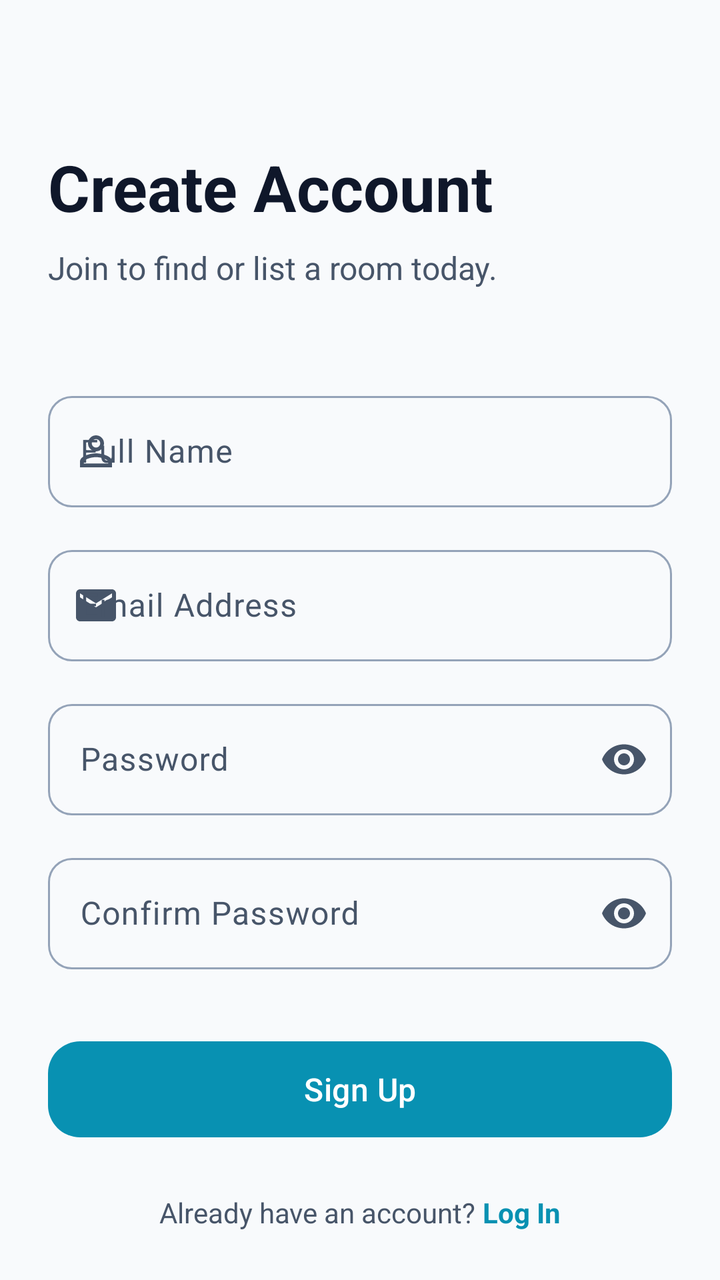
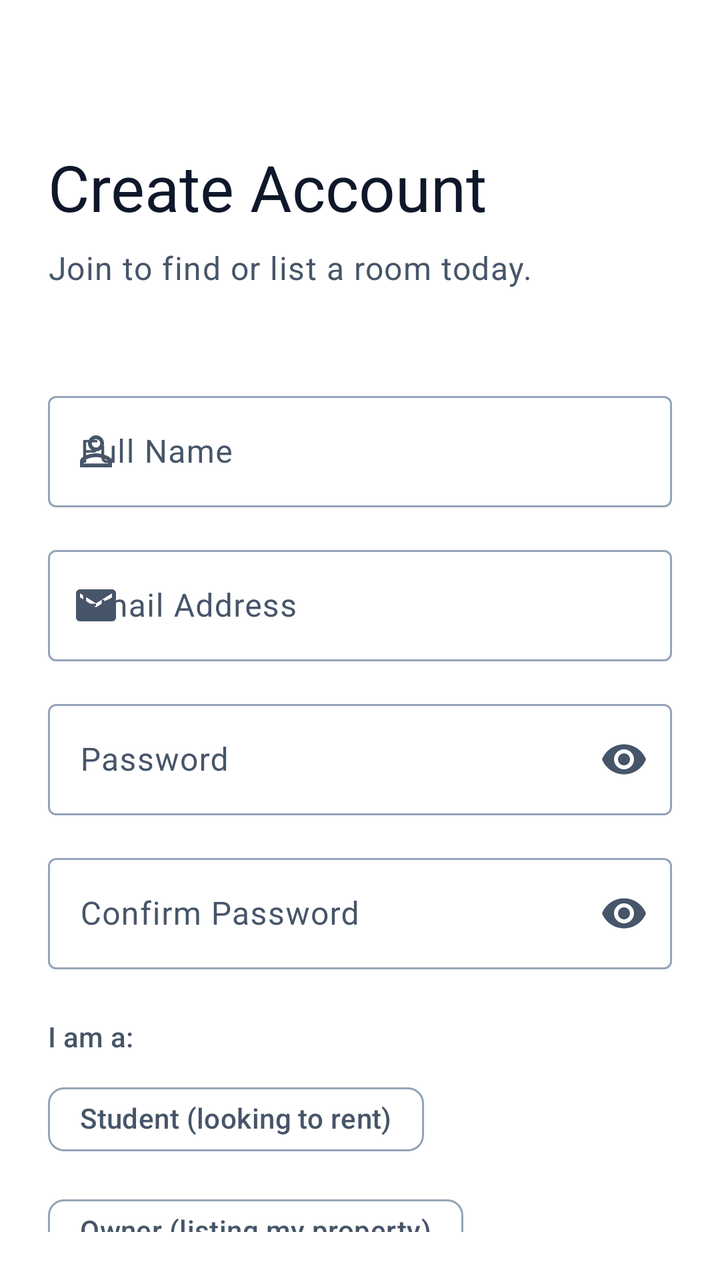

Before-and-after screenshots of an Android layout around one commit, followed by the original layout XML and the change that was made.
<!-- AndroidManifest.xml: application theme Theme.StudentRoomSharingApp -->
<!-- res/layout/activity_sign_up.xml -->
<?xml version="1.0" encoding="utf-8"?>
<androidx.constraintlayout.widget.ConstraintLayout
    xmlns:android="http://schemas.android.com/apk/res/android"
    xmlns:app="http://schemas.android.com/apk/res-auto"
    android:layout_width="match_parent"
    android:layout_height="match_parent"
    android:padding="24dp"
    android:background="@color/md_theme_light_background">

    
    <TextView
        android:id="@+id/tv_signup_title"
        android:layout_width="wrap_content"
        android:layout_height="wrap_content"
        android:text="Create Account"
        android:textSize="32sp"
        android:textStyle="bold"
        android:textColor="@color/md_theme_light_onBackground"
        android:layout_marginTop="48dp"
        app:layout_constraintTop_toTopOf="parent"
        app:layout_constraintStart_toStartOf="parent" />

    <TextView
        android:id="@+id/tv_signup_subtitle"
        android:layout_width="wrap_content"
        android:layout_height="wrap_content"
        android:text="Join to find or list a room today."
        android:textSize="16sp"
        android:textColor="@color/md_theme_light_onSurfaceVariant"
        android:layout_marginTop="8dp"
        app:layout_constraintTop_toBottomOf="@id/tv_signup_title"
        app:layout_constraintStart_toStartOf="parent" />

    
    <com.google.android.material.textfield.TextInputLayout
        android:id="@+id/til_name"
        style="@style/Widget.Material3.TextInputLayout.OutlinedBox"
        android:layout_width="match_parent"
        android:layout_height="wrap_content"
        android:hint="Full Name"
        android:layout_marginTop="48dp"
        app:startIconDrawable="@drawable/ic_user"
        app:boxCornerRadiusTopStart="12dp"
        app:boxCornerRadiusTopEnd="12dp"
        app:boxCornerRadiusBottomStart="12dp"
        app:boxCornerRadiusBottomEnd="12dp"
        app:layout_constraintTop_toBottomOf="@id/tv_signup_subtitle">

        <com.google.android.material.textfield.TextInputEditText
            android:id="@+id/et_name"
            android:layout_width="match_parent"
            android:layout_height="wrap_content"
            android:inputType="textPersonName"
            android:minHeight="48dp" />
    </com.google.android.material.textfield.TextInputLayout>

    
    <com.google.android.material.textfield.TextInputLayout
        android:id="@+id/til_email_signup"
        style="@style/Widget.Material3.TextInputLayout.OutlinedBox"
        android:layout_width="match_parent"
        android:layout_height="wrap_content"
        android:hint="Email Address"
        android:layout_marginTop="16dp"
        app:startIconDrawable="@drawable/baseline_email_24"
        app:boxCornerRadiusTopStart="12dp"
        app:boxCornerRadiusTopEnd="12dp"
        app:boxCornerRadiusBottomStart="12dp"
        app:boxCornerRadiusBottomEnd="12dp"
        app:layout_constraintTop_toBottomOf="@id/til_name">

        <com.google.android.material.textfield.TextInputEditText
            android:id="@+id/et_email_signup"
            android:layout_width="match_parent"
            android:layout_height="wrap_content"
            android:inputType="textEmailAddress"
            android:minHeight="48dp" />
    </com.google.android.material.textfield.TextInputLayout>

    
    <com.google.android.material.textfield.TextInputLayout
        android:id="@+id/til_password_signup"
        style="@style/Widget.Material3.TextInputLayout.OutlinedBox"
        android:layout_width="match_parent"
        android:layout_height="wrap_content"
        android:hint="Password"
        android:layout_marginTop="16dp"
        app:endIconMode="password_toggle"
        app:boxCornerRadiusTopStart="12dp"
        app:boxCornerRadiusTopEnd="12dp"
        app:boxCornerRadiusBottomStart="12dp"
        app:boxCornerRadiusBottomEnd="12dp"
        app:layout_constraintTop_toBottomOf="@id/til_email_signup">

        <com.google.android.material.textfield.TextInputEditText
            android:id="@+id/et_password_signup"
            android:layout_width="match_parent"
            android:layout_height="wrap_content"
            android:inputType="textPassword"
            android:minHeight="48dp" />
    </com.google.android.material.textfield.TextInputLayout>

    <com.google.android.material.textfield.TextInputLayout
        android:id="@+id/til_confirm_password_signup"
        style="@style/Widget.Material3.TextInputLayout.OutlinedBox"
        android:layout_width="match_parent"
        android:layout_height="wrap_content"
        android:hint="Confirm Password"
        android:layout_marginTop="16dp"
        app:endIconMode="password_toggle"
        app:boxCornerRadiusTopStart="12dp"
        app:boxCornerRadiusTopEnd="12dp"
        app:boxCornerRadiusBottomStart="12dp"
        app:boxCornerRadiusBottomEnd="12dp"
        app:layout_constraintTop_toBottomOf="@id/til_password_signup">

        <com.google.android.material.textfield.TextInputEditText
            android:id="@+id/et_confirm_password_signup"
            android:layout_width="match_parent"
            android:layout_height="wrap_content"
            android:inputType="textPassword"
            android:minHeight="48dp" />
    </com.google.android.material.textfield.TextInputLayout>

    
    <com.google.android.material.button.MaterialButton
        android:id="@+id/btn_register"
        style="@style/Widget.Material3.Button"
        android:layout_width="match_parent"
        android:layout_height="56dp"
        android:text="Sign Up"
        android:textSize="16sp"
        android:layout_marginTop="32dp"
        app:cornerRadius="16dp"
        app:layout_constraintTop_toBottomOf="@id/til_confirm_password_signup" />

    
    <LinearLayout
        android:layout_width="wrap_content"
        android:layout_height="wrap_content"
        android:orientation="horizontal"
        android:layout_marginTop="24dp"
        app:layout_constraintTop_toBottomOf="@id/btn_register"
        app:layout_constraintStart_toStartOf="parent"
        app:layout_constraintEnd_toEndOf="parent">

        <TextView
            android:layout_width="wrap_content"
            android:layout_height="wrap_content"
            android:text="Already have an account? "
            android:textColor="@color/md_theme_light_onSurfaceVariant" />

        <TextView
            android:id="@+id/tv_login_link"
            android:layout_width="wrap_content"
            android:layout_height="wrap_content"
            android:text="Log In"
            android:textStyle="bold"
            android:textColor="@color/md_theme_light_primary" />
    </LinearLayout>

</androidx.constraintlayout.widget.ConstraintLayout>
<!-- resources referenced by this layout -->
<resources>
  <color name="md_theme_light_background">@color/background</color>
  <color name="md_theme_light_onBackground">@color/onBackground</color>
  <color name="md_theme_light_onSurfaceVariant">@color/onSurfaceVariant</color>
  <color name="md_theme_light_primary">@color/primary</color>
  <color name="background">#F8FAFC</color>
  <color name="onBackground">#0F172A</color>
  <color name="onSurfaceVariant">#475569</color>
  <color name="primary">#0891B2</color>
  <color name="onPrimary">#FFFFFF</color>
  <color name="primaryContainer">#B5EAFB</color>
  <color name="onPrimaryContainer">#001F2A</color>
  <color name="secondary">#4E6A74</color>
  <color name="onSecondary">#FFFFFF</color>
  <color name="secondaryContainer">#D1F0F8</color>
  <color name="onSecondaryContainer">#05212A</color>
  <color name="tertiary">#9B6B4C</color>
  <color name="onTertiary">#FFFFFF</color>
  <color name="error">#DC2626</color>
  <color name="onError">#FFFFFF</color>
  <color name="errorContainer">#FFDAD6</color>
  <color name="onErrorContainer">#410002</color>
  <color name="surface">#FFFFFF</color>
  <color name="onSurface">#0F172A</color>
  <color name="surfaceVariant">#E2E8F0</color>
  <color name="outline">#94A3B8</color>
  <style name="TextAppearance.StudentRoomSharingApp.HeadlineMedium" parent="TextAppearance.Material3.HeadlineMedium">
          <item name="android:textSize">28sp</item>
          <item name="android:lineSpacingExtra">0sp</item>
          <item name="android:fontWeight">600</item>
      </style>
  <style name="TextAppearance.StudentRoomSharingApp.TitleLarge" parent="TextAppearance.Material3.TitleLarge">
          <item name="android:textSize">22sp</item>
          <item name="android:lineSpacingExtra">0sp</item>
          <item name="android:fontWeight">600</item>
      </style>
  <style name="TextAppearance.StudentRoomSharingApp.TitleMedium" parent="TextAppearance.Material3.TitleMedium">
          <item name="android:textSize">16sp</item>
          <item name="android:lineSpacingExtra">0sp</item>
          <item name="android:fontWeight">600</item>
      </style>
  <style name="TextAppearance.StudentRoomSharingApp.TitleSmall" parent="TextAppearance.Material3.TitleSmall">
          <item name="android:textSize">14sp</item>
          <item name="android:lineSpacingExtra">0sp</item>
          <item name="android:fontWeight">600</item>
      </style>
  <style name="TextAppearance.StudentRoomSharingApp.BodyLarge" parent="TextAppearance.Material3.BodyLarge">
          <item name="android:textSize">16sp</item>
          <item name="android:lineSpacingExtra">4sp</item>
      </style>
  <style name="TextAppearance.StudentRoomSharingApp.BodyMedium" parent="TextAppearance.Material3.BodyMedium">
          <item name="android:textSize">14sp</item>
          <item name="android:lineSpacingExtra">4sp</item>
      </style>
  <style name="TextAppearance.StudentRoomSharingApp.BodySmall" parent="TextAppearance.Material3.BodySmall">
          <item name="android:textSize">12sp</item>
          <item name="android:lineSpacingExtra">4sp</item>
      </style>
  <style name="TextAppearance.StudentRoomSharingApp.LabelLarge" parent="TextAppearance.Material3.LabelLarge">
          <item name="android:textSize">14sp</item>
          <item name="android:fontWeight">500</item>
          <item name="android:letterSpacing">0.01</item>
      </style>
  <style name="TextAppearance.StudentRoomSharingApp.LabelMedium" parent="TextAppearance.Material3.LabelMedium">
          <item name="android:textSize">12sp</item>
          <item name="android:fontWeight">500</item>
          <item name="android:letterSpacing">0.02</item>
      </style>
  <style name="TextAppearance.StudentRoomSharingApp.LabelSmall" parent="TextAppearance.Material3.LabelSmall">
          <item name="android:textSize">11sp</item>
          <item name="android:fontWeight">500</item>
          <item name="android:letterSpacing">0.03</item>
      </style>
  <!-- unchanged entries left out for length: 4 -->
</resources>

<!-- the commit's change to res/layout/activity_sign_up.xml (unified diff, before → after) -->
@@ -5,7 +5,7 @@
     android:layout_width="match_parent"
     android:layout_height="match_parent"
     android:padding="24dp"
-    android:background="@color/md_theme_light_background">
+    android:background="?attr/colorSurface">
 
     
     <TextView
@@ -13,9 +13,8 @@
         android:layout_width="wrap_content"
         android:layout_height="wrap_content"
         android:text="Create Account"
-        android:textSize="32sp"
-        android:textStyle="bold"
-        android:textColor="@color/md_theme_light_onBackground"
+        android:textAppearance="?attr/textAppearanceHeadlineLarge"
+        android:textColor="?attr/colorOnBackground"
         android:layout_marginTop="48dp"
         app:layout_constraintTop_toTopOf="parent"
         app:layout_constraintStart_toStartOf="parent" />
@@ -25,8 +24,8 @@
         android:layout_width="wrap_content"
         android:layout_height="wrap_content"
         android:text="Join to find or list a room today."
-        android:textSize="16sp"
-        android:textColor="@color/md_theme_light_onSurfaceVariant"
+        android:textAppearance="?attr/textAppearanceBodyLarge"
+        android:textColor="?attr/colorOnSurfaceVariant"
         android:layout_marginTop="8dp"
         app:layout_constraintTop_toBottomOf="@id/tv_signup_title"
         app:layout_constraintStart_toStartOf="parent" />
@@ -40,10 +39,6 @@
         android:hint="Full Name"
         android:layout_marginTop="48dp"
         app:startIconDrawable="@drawable/ic_user"
-        app:boxCornerRadiusTopStart="12dp"
-        app:boxCornerRadiusTopEnd="12dp"
-        app:boxCornerRadiusBottomStart="12dp"
-        app:boxCornerRadiusBottomEnd="12dp"
         app:layout_constraintTop_toBottomOf="@id/tv_signup_subtitle">
 
         <com.google.android.material.textfield.TextInputEditText
@@ -51,7 +46,8 @@
             android:layout_width="match_parent"
             android:layout_height="wrap_content"
             android:inputType="textPersonName"
-            android:minHeight="48dp" />
+            android:minHeight="48dp"
+            android:textAppearance="?attr/textAppearanceBodyLarge" />
     </com.google.android.material.textfield.TextInputLayout>
 
     
@@ -63,10 +59,6 @@
         android:hint="Email Address"
         android:layout_marginTop="16dp"
         app:startIconDrawable="@drawable/baseline_email_24"
-        app:boxCornerRadiusTopStart="12dp"
-        app:boxCornerRadiusTopEnd="12dp"
-        app:boxCornerRadiusBottomStart="12dp"
-        app:boxCornerRadiusBottomEnd="12dp"
         app:layout_constraintTop_toBottomOf="@id/til_name">
 
         <com.google.android.material.textfield.TextInputEditText
@@ -74,7 +66,8 @@
             android:layout_width="match_parent"
             android:layout_height="wrap_content"
             android:inputType="textEmailAddress"
-            android:minHeight="48dp" />
+            android:minHeight="48dp"
+            android:textAppearance="?attr/textAppearanceBodyLarge" />
     </com.google.android.material.textfield.TextInputLayout>
 
     
@@ -86,10 +79,6 @@
         android:hint="Password"
         android:layout_marginTop="16dp"
         app:endIconMode="password_toggle"
-        app:boxCornerRadiusTopStart="12dp"
-        app:boxCornerRadiusTopEnd="12dp"
-        app:boxCornerRadiusBottomStart="12dp"
-        app:boxCornerRadiusBottomEnd="12dp"
         app:layout_constraintTop_toBottomOf="@id/til_email_signup">
 
         <com.google.android.material.textfield.TextInputEditText
@@ -97,7 +86,8 @@
             android:layout_width="match_parent"
             android:layout_height="wrap_content"
             android:inputType="textPassword"
-            android:minHeight="48dp" />
+            android:minHeight="48dp"
+            android:textAppearance="?attr/textAppearanceBodyLarge" />
     </com.google.android.material.textfield.TextInputLayout>
 
     <com.google.android.material.textfield.TextInputLayout
@@ -108,10 +98,6 @@
         android:hint="Confirm Password"
         android:layout_marginTop="16dp"
         app:endIconMode="password_toggle"
-        app:boxCornerRadiusTopStart="12dp"
-        app:boxCornerRadiusTopEnd="12dp"
-        app:boxCornerRadiusBottomStart="12dp"
-        app:boxCornerRadiusBottomEnd="12dp"
         app:layout_constraintTop_toBottomOf="@id/til_password_signup">
 
         <com.google.android.material.textfield.TextInputEditText
@@ -119,8 +105,45 @@
             android:layout_width="match_parent"
             android:layout_height="wrap_content"
             android:inputType="textPassword"
-            android:minHeight="48dp" />
+            android:minHeight="48dp"
+            android:textAppearance="?attr/textAppearanceBodyLarge" />
     </com.google.android.material.textfield.TextInputLayout>
+
+    
+    <TextView
+        android:id="@+id/tv_role_label"
+        android:layout_width="wrap_content"
+        android:layout_height="wrap_content"
+        android:text="@string/i_am_a"
+        android:textAppearance="?attr/textAppearanceTitleSmall"
+        android:textColor="?attr/colorOnSurfaceVariant"
+        android:layout_marginTop="24dp"
+        app:layout_constraintTop_toBottomOf="@id/til_confirm_password_signup"
+        app:layout_constraintStart_toStartOf="parent" />
+
+    <com.google.android.material.chip.ChipGroup
+        android:id="@+id/cg_role"
+        android:layout_width="match_parent"
+        android:layout_height="wrap_content"
+        android:layout_marginTop="8dp"
+        app:singleSelection="true"
+        app:selectionRequired="true"
+        app:layout_constraintTop_toBottomOf="@id/tv_role_label">
+
+        <com.google.android.material.chip.Chip
+            android:id="@+id/chipStudent"
+            style="@style/Widget.Material3.Chip.Filter"
+            android:layout_width="wrap_content"
+            android:layout_height="wrap_content"
+            android:text="@string/role_student" />
+
+        <com.google.android.material.chip.Chip
+            android:id="@+id/chipOwner"
+            style="@style/Widget.Material3.Chip.Filter"
+            android:layout_width="wrap_content"
+            android:layout_height="wrap_content"
+            android:text="@string/role_owner" />
+    </com.google.android.material.chip.ChipGroup>
 
     
     <com.google.android.material.button.MaterialButton
@@ -129,10 +152,10 @@
         android:layout_width="match_parent"
         android:layout_height="56dp"
         android:text="Sign Up"
-        android:textSize="16sp"
-        android:layout_marginTop="32dp"
-        app:cornerRadius="16dp"
-        app:layout_constraintTop_toBottomOf="@id/til_confirm_password_signup" />
+        android:textAppearance="?attr/textAppearanceTitleMedium"
+        android:layout_marginTop="24dp"
+        app:cornerRadius="@dimen/shapeCornerMedium"
+        app:layout_constraintTop_toBottomOf="@id/cg_role" />
 
     
     <LinearLayout
@@ -148,15 +171,16 @@
             android:layout_width="wrap_content"
             android:layout_height="wrap_content"
             android:text="Already have an account? "
-            android:textColor="@color/md_theme_light_onSurfaceVariant" />
+            android:textAppearance="?attr/textAppearanceBodyMedium"
+            android:textColor="?attr/colorOnSurfaceVariant" />
 
         <TextView
             android:id="@+id/tv_login_link"
             android:layout_width="wrap_content"
             android:layout_height="wrap_content"
             android:text="Log In"
-            android:textStyle="bold"
-            android:textColor="@color/md_theme_light_primary" />
+            android:textAppearance="?attr/textAppearanceLabelLarge"
+            android:textColor="?attr/colorPrimary" />
     </LinearLayout>
 
 </androidx.constraintlayout.widget.ConstraintLayout>
<!-- resource entries referenced after the edit -->
@@ -1,9 +1,9 @@
 <!-- resources referenced by this layout -->
 <resources>
-  <color name="md_theme_light_background">@color/background</color>
-  <color name="md_theme_light_onBackground">@color/onBackground</color>
-  <color name="md_theme_light_onSurfaceVariant">@color/onSurfaceVariant</color>
-  <color name="md_theme_light_primary">@color/primary</color>
+  <dimen name="shapeCornerMedium">8dp</dimen>
+  <string name="i_am_a">I am a:</string>
+  <string name="role_owner">Owner (listing my property)</string>
+  <string name="role_student">Student (looking to rent)</string>
   <color name="background">#F8FAFC</color>
   <color name="onBackground">#0F172A</color>
   <color name="onSurfaceVariant">#475569</color>
